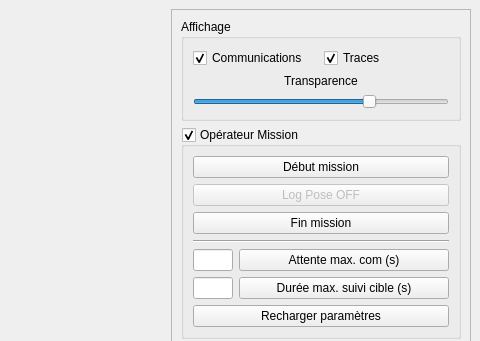
Old version of the form scripts/main_window.ui in the repository chgrand/ismac; both pictures show x 512 to 992 and y 0 to 341 of the 992 by 885 pixel window.
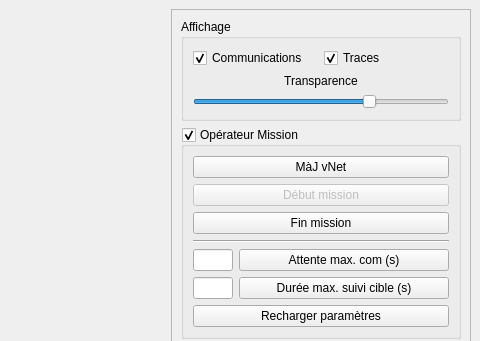
New version of the form. The open tabs and pages were chosen to show the change. Custom widgets are drawn as their Qt base class.

Commit message: Reduce the refresh rate to divide by 5 the CPU power. Add a Compulsory VNet config reload button

What changed in the file:
```diff
--- a/scripts/main_window.ui
+++ b/scripts/main_window.ui
@@ -135,23 +135,20 @@
           <bool>true</bool>
          </property>
          <layout class="QVBoxLayout" name="verticalLayout_2">
+          <item>
+           <widget class="QPushButton" name="vnetReloadButton">
+            <property name="text">
+             <string>MàJ vNet</string>
+            </property>
+           </widget>
+          </item>
           <item>
            <widget class="QPushButton" name="startButton">
-            <property name="text">
-             <string>Début mission</string>
-            </property>
-           </widget>
-          </item>
-          <item>
-           <widget class="QPushButton" name="logPosButton">
             <property name="enabled">
              <bool>false</bool>
             </property>
             <property name="text">
-             <string>Log Pose OFF</string>
-            </property>
-            <property name="checkable">
-             <bool>true</bool>
+             <string>Début mission</string>
             </property>
            </widget>
           </item>
```
Left out of the diff: 10 changed lines with no effect on the pictures. The commit also changes 3 other files.
